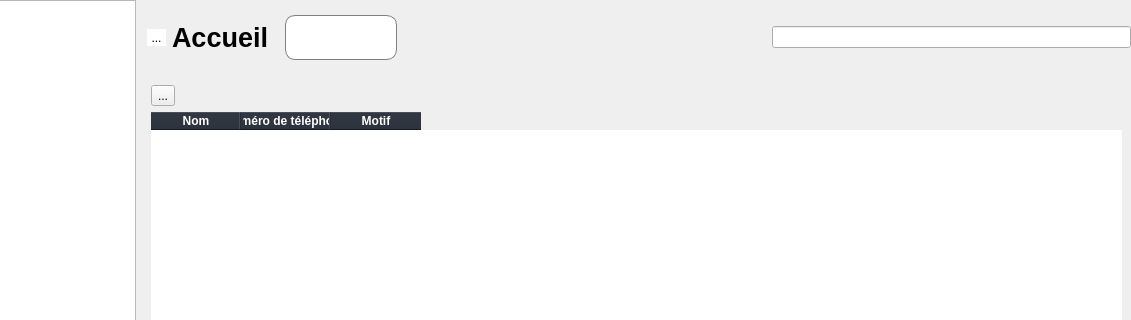
Above: mainwindow.ui from ArtAuc/mkrescue before the change; both pictures show x 120 to 1251 and y 0 to 320 of the 1251 by 739 pixel window. Below: the same form after it.
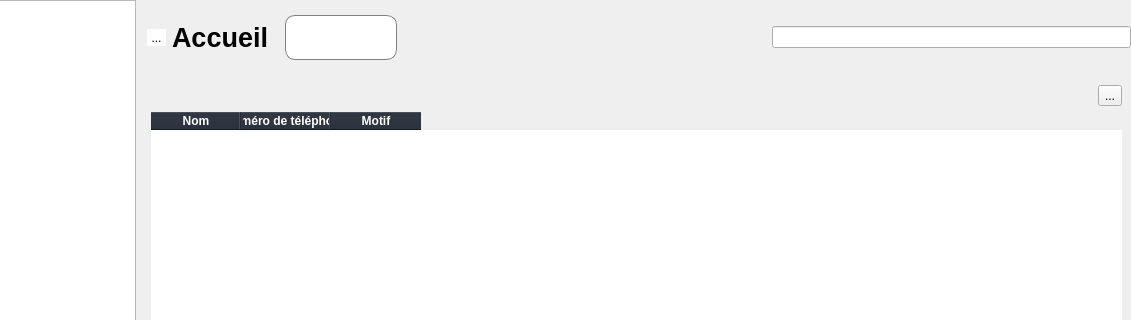
That is the form after the change. Icons and pictures are not drawn. Custom widgets are drawn as their Qt base class.

Patch:
```diff
--- a/mainwindow.ui
+++ b/mainwindow.ui
@@ -1314,11 +1314,28 @@
         <widget class="Registry" name="redListPage">
          <layout class="QVBoxLayout" name="verticalLayout_5">
           <item>
+           <layout class="QHBoxLayout" name="horizontalLayout">
+            <item>
+             <spacer name="horizontalSpacer_3">
+              <property name="orientation">
+               <enum>Qt::Horizontal</enum>
+              </property>
+              <property name="sizeHint" stdset="0">
+               <size>
+                <width>40</width>
+                <height>20</height>
+               </size>
+              </property>
+             </spacer>
+            </item>
+            <item>
            <widget class="QToolButton" name="redListAddButton">
             <property name="text">
              <string>...</string>
             </property>
            </widget>
+            </item>
+           </layout>
           </item>
           <item>
            <widget class="QTableWidget" name="redListTable">
```
Lines whose indentation alone changed are shown as unchanged.
